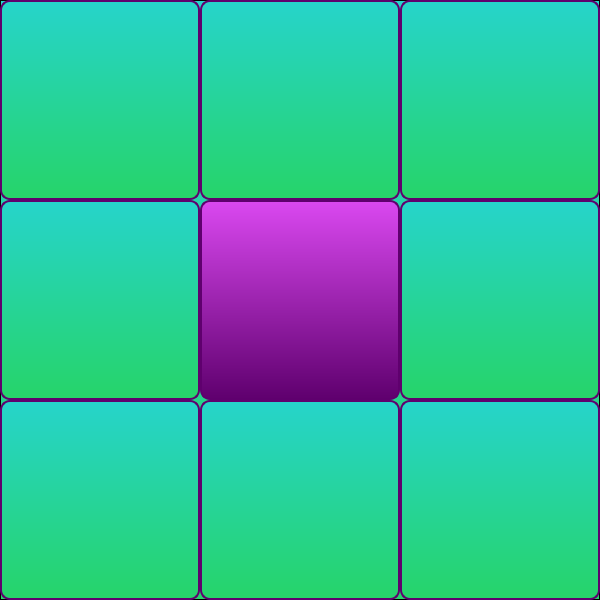
This is TikTak/ui.ui in WEAREABOBAHACK/WAAH as Qt 5 draws it before an edit. The edited form follows.
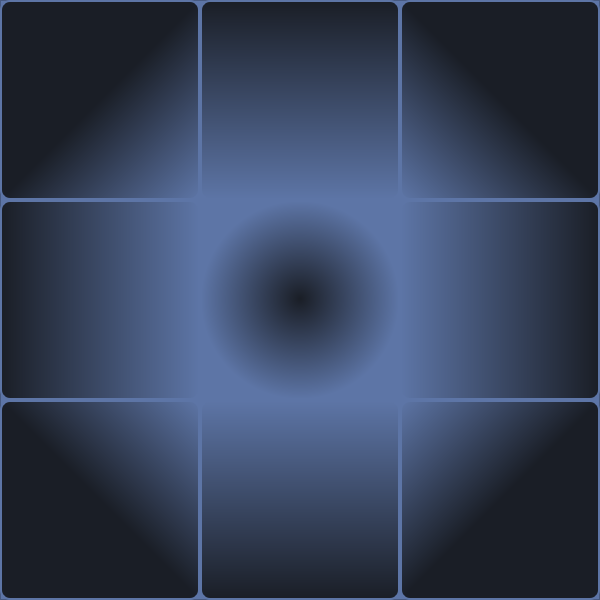
This is the edited form.

What changed in the file:
```diff
--- a/TikTak/ui.ui
+++ b/TikTak/ui.ui
@@ -29,6 +29,12 @@
       <height>200</height>
      </rect>
     </property>
+    <property name="font">
+     <font>
+      <family>Base 05</family>
+      <pointsize>-1</pointsize>
+     </font>
+    </property>
     <property name="cursor">
      <cursorShape>PointingHandCursor</cursorShape>
     </property>
@@ -37,13 +43,13 @@
     </property>
     <property name="styleSheet">
      <string notr="true">QPushButton {
-    background-color: qlineargradient(x1:0, y1:0, x2:0, y2:1, stop:0 #26D4CB, stop:1 #26D469);
+    background-color: qlineargradient(spread:pad, x1:0.5, y1:0.5, x2:1, y2:1, stop:0 #1A1E26, stop:1 #5D75A6);
     border-style: solid;
     border-width: 2px;
-    border-color: #5F006E;
+    border-color: #5D75A6;
     border-radius: 10px;
     color: #F0ACEB;
-    font-size: 18px;
+    font-size: 60px;
     padding: 10px;
 }
 QPushButton:hover {
@@ -70,6 +76,7 @@
     </property>
     <property name="font">
      <font>
+      <family>Base 05</family>
       <pointsize>-1</pointsize>
      </font>
     </property>
@@ -78,13 +85,13 @@
     </property>
     <property name="styleSheet">
      <string notr="true">QPushButton {
-    background-color: qlineargradient(x1:0, y1:0, x2:0, y2:1, stop:0 #26D4CB, stop:1 #26D469);
+    background-color: qlineargradient(x1:0, y1:0, x2:0, y2:1, stop:0 #1A1E26, stop:1 #5D75A6);
     border-style: solid;
     border-width: 2px;
-    border-color: #5F006E;
+    border-color: #5D75A6;
     border-radius: 10px;
     color: #F0ACEB;
-    font-size: 18px;
+    font-size: 60px;
     padding: 10px;
 }
 QPushButton:hover {
@@ -109,18 +116,24 @@
       <height>200</height>
      </rect>
     </property>
+    <property name="font">
+     <font>
+      <family>Base 05</family>
+      <pointsize>-1</pointsize>
+     </font>
+    </property>
     <property name="cursor">
      <cursorShape>PointingHandCursor</cursorShape>
     </property>
     <property name="styleSheet">
      <string notr="true">QPushButton {
-    background-color: qlineargradient(x1:0, y1:0, x2:0, y2:1, stop:0 #26D4CB, stop:1 #26D469);
+    background-color: qlineargradient(spread:pad, x1:0.5, y1:0.5, x2:0, y2:1, stop:0 #1A1E26, stop:1 #5D75A6);
     border-style: solid;
     border-width: 2px;
-    border-color: #5F006E;
+    border-color: #5D75A6;
     border-radius: 10px;
     color: #F0ACEB;
-    font-size: 18px;
+    font-size: 60px;
     padding: 10px;
 }
 QPushButton:hover {
@@ -145,18 +158,24 @@
       <height>200</height>
      </rect>
     </property>
+    <property name="font">
+     <font>
+      <family>Base 05</family>
+      <pointsize>-1</pointsize>
+     </font>
+    </property>
     <property name="cursor">
      <cursorShape>PointingHandCursor</cursorShape>
     </property>
     <property name="styleSheet">
      <string notr="true">QPushButton {
-    background-color: qlineargradient(x1:0, y1:0, x2:0, y2:1, stop:0 #26D4CB, stop:1 #26D469);
+    background-color: qlineargradient(x0:1, y1:2, x2:1, y2:2, stop:0 #1A1E26, stop:1 #5D75A6);
     border-style: solid;
     border-width: 2px;
-    border-color: #5F006E;
+    border-color: #5D75A6;
     border-radius: 10px;
     color: #F0ACEB;
-    font-size: 18px;
+    font-size: 60px;
     padding: 10px;
 }
 QPushButton:hover {
@@ -181,18 +200,24 @@
       <height>200</height>
      </rect>
     </property>
+    <property name="font">
+     <font>
+      <family>Base 05</family>
+      <pointsize>-1</pointsize>
+     </font>
+    </property>
     <property name="cursor">
      <cursorShape>PointingHandCursor</cursorShape>
     </property>
     <property name="styleSheet">
      <string notr="true">QPushButton {
-    background-color: qlineargradient(x1:0, y1:0, x2:0, y2:1, stop:0 #DA48F0, stop:1 #5F006E);
+    background-color: qradialgradient(spread:pad, cx:0.5, cy:0.5, radius:0.5, fx:0.5, fy:0.494, stop:0 #1A1E26 , stop:1 #5D75A6);
     border-style: solid;
     border-width: 2px;
-    border-color: #5F006E;
+    border-color: #5D75A6;
     border-radius: 10px;
     color: #F0ACEB;
-    font-size: 18px;
+    font-size: 60px;
     padding: 10px;
 }
 QPushButton:hover {
@@ -217,18 +242,24 @@
       <height>200</height>
      </rect>
     </property>
+    <property name="font">
+     <font>
+      <family>Base 05</family>
+      <pointsize>-1</pointsize>
+     </font>
+    </property>
     <property name="cursor">
      <cursorShape>PointingHandCursor</cursorShape>
     </property>
     <property name="styleSheet">
      <string notr="true">QPushButton {
-    background-color: qlineargradient(x1:0, y1:0, x2:0, y2:1, stop:0 #26D4CB, stop:1 #26D469);
+    background-color: qlineargradient(x0 : 1, y0 : 1, x1 : 1, y0 : 1, stop:0 #1A1E26, stop:1 #5D75A6);
     border-style: solid;
     border-width: 2px;
-    border-color: #5F006E;
+    border-color: #5D75A6;
     border-radius: 10px;
     color: #F0ACEB;
-    font-size: 18px;
+    font-size: 60px;
     padding: 10px;
 }
 QPushButton:hover {
@@ -253,18 +284,24 @@
       <height>200</height>
      </rect>
     </property>
+    <property name="font">
+     <font>
+      <family>Base 05</family>
+      <pointsize>-1</pointsize>
+     </font>
+    </property>
     <property name="cursor">
      <cursorShape>PointingHandCursor</cursorShape>
     </property>
     <property name="styleSheet">
      <string notr="true">QPushButton {
-    background-color: qlineargradient(x1:0, y1:0, x2:0, y2:1, stop:0 #26D4CB, stop:1 #26D469);
+    background-color: qlineargradient(spread:pad, x1:0.5, y1:0.5, x2:1, y2:0, stop:0 #1A1E26 , stop:1 #5D75A6);
     border-style: solid;
     border-width: 2px;
-    border-color: #5F006E;
+    border-color: #5D75A6;
     border-radius: 10px;
     color: #F0ACEB;
-    font-size: 18px;
+    font-size: 60px;
     padding: 10px;
 }
 QPushButton:hover {
@@ -289,18 +326,24 @@
       <height>200</height>
      </rect>
     </property>
+    <property name="font">
+     <font>
+      <family>Base 05</family>
+      <pointsize>-1</pointsize>
+     </font>
+    </property>
     <property name="cursor">
      <cursorShape>PointingHandCursor</cursorShape>
     </property>
     <property name="styleSheet">
      <string notr="true">QPushButton {
-    background-color: qlineargradient(x1:0, y1:0, x2:0, y2:1, stop:0 #26D4CB, stop:1 #26D469);
+    background-color: qlineargradient(x1:0, y1:1, x2:0, y2:0, stop:0 #1A1E26, stop:1 #5D75A6);
     border-style: solid;
     border-width: 2px;
-    border-color: #5F006E;
+    border-color: #5D75A6;
     border-radius: 10px;
     color: #F0ACEB;
-    font-size: 18px;
+    font-size: 60px;
     padding: 10px;
 }
 QPushButton:hover {
@@ -325,18 +368,30 @@
       <height>200</height>
      </rect>
     </property>
+    <property name="font">
+     <font>
+      <family>Base 05</family>
+      <pointsize>-1</pointsize>
+     </font>
+    </property>
     <property name="cursor">
      <cursorShape>PointingHandCursor</cursorShape>
     </property>
+    <property name="toolTipDuration">
+     <number>1</number>
+    </property>
+    <property name="autoFillBackground">
+     <bool>false</bool>
+    </property>
     <property name="styleSheet">
      <string notr="true">QPushButton {
-    background-color: qlineargradient(x1:0, y1:0, x2:0, y2:1, stop:0 #26D4CB, stop:1 #26D469);
+    background-color: qlineargradient(spread:pad, x1:0.5, y1:0.5, x2:0, y2:0, stop:0 #1A1E26, stop:1 #5D75A6 );
     border-style: solid;
     border-width: 2px;
-    border-color: #5F006E;
+    border-color: #5D75A6;
     border-radius: 10px;
     color: #F0ACEB;
-    font-size: 18px;
+    font-size: 60px;
     padding: 10px;
 }
 QPushButton:hover {
@@ -362,7 +417,7 @@
      </rect>
     </property>
     <property name="styleSheet">
-     <string notr="true">background-color: qlineargradient(x1:0, y1:0, x2:0, y2:1, stop:0 #26D4CB, stop:1 #26D469);
+     <string notr="true">background-color: #5D75A6
 </string>
     </property>
     <property name="frameShape">
```
Left out of the diff: 78 changed lines with no effect on the pictures.
